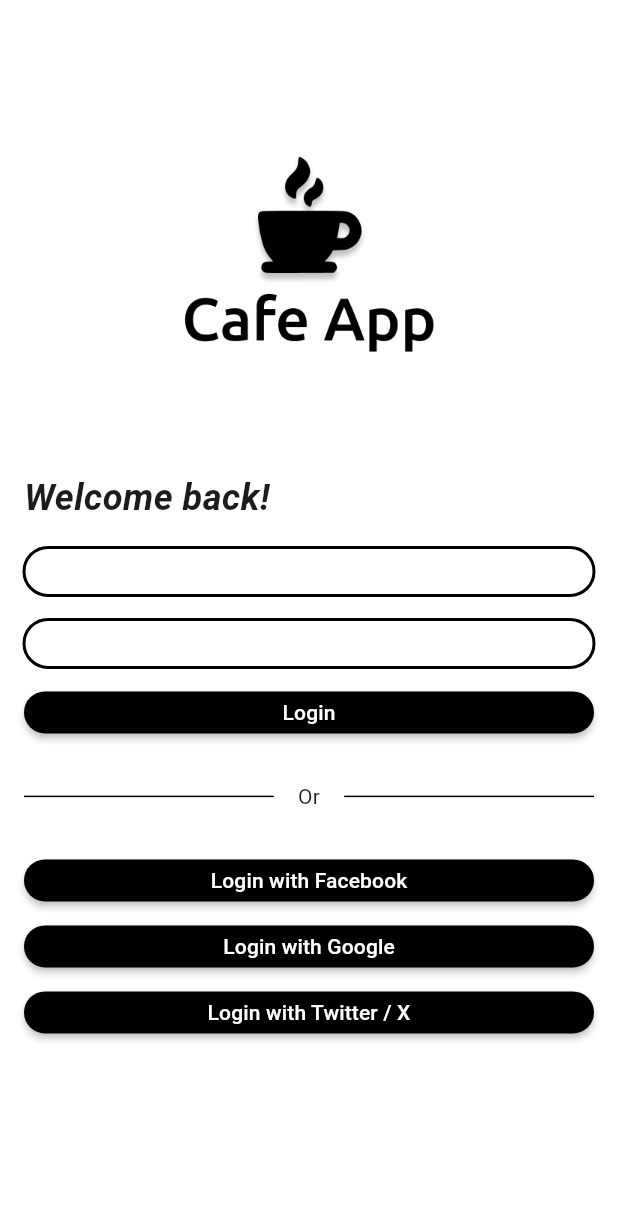
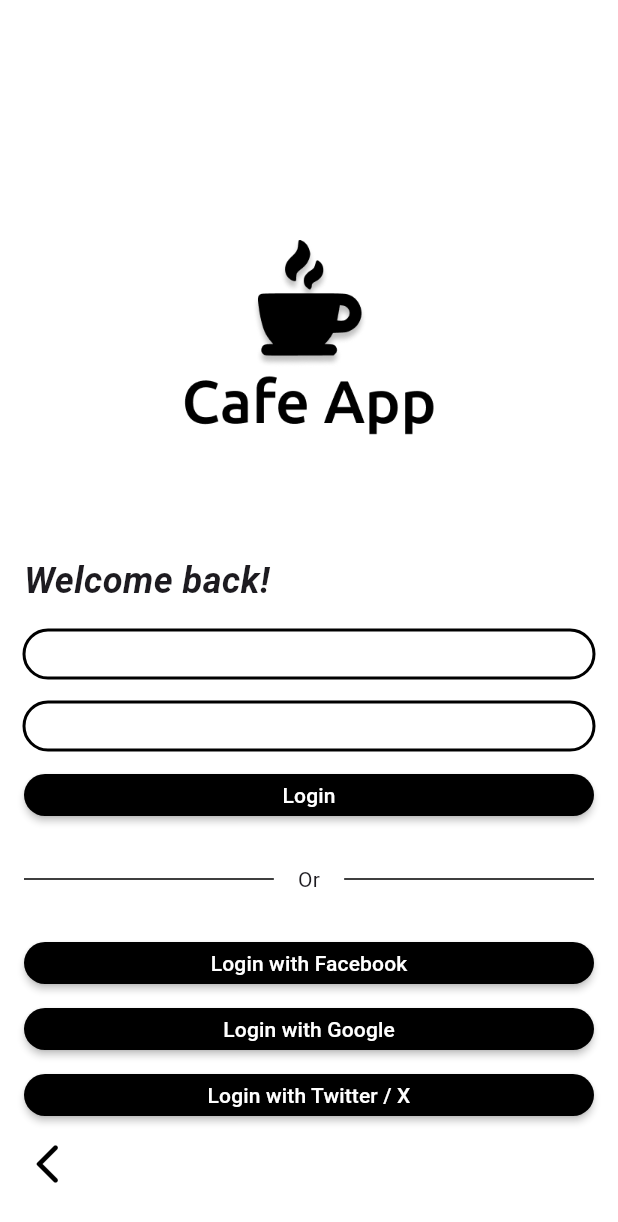
Before and after one commit to torak289/cafe-app-v2, a Flutter app: the LoginPage screen opened by its route, on a phone screen of 412 x 824 dp. Shown: the top 1222 px of the screen. Run offline on Flutter 3.47's test engine with Material 3 defaults, Android fonts, the light colour scheme and no system bars; our stand-ins replace barcode_widget, flutter_map, geolocator, latlong2, supabase_flutter; missing offline and left inert: flutter_map_animations, maps_launcher; accounts and stored records are empty; network calls fail; Roboto replaces fonts that are missing (Ubuntu).

Commit message:
Formatting & Layout Improvements

```diff
--- a/lib/screens/login_page.dart
+++ b/lib/screens/login_page.dart
@@ -23,11 +23,7 @@ class _LoginPageState extends State<LoginPage> {
     final AuthService authService = Provider.of(context, listen: false);
     final formKey = GlobalKey<FormState>();
     return Scaffold(
-      body: SingleChildScrollView(
-        padding: const EdgeInsets.symmetric(
-            vertical: CafeAppUI.screenVertical,
-            horizontal: CafeAppUI.screenHorizontal),
-        child: Builder(builder: (context) {
+      body: Builder(builder: (context) {
         if (authService.appState == AppState.Authenticating) {
           return const Center(
             //TODO: Improve look/feel of progress indicator location etc...
@@ -38,8 +34,15 @@ class _LoginPageState extends State<LoginPage> {
         } else {
           return Form(
             key: formKey,
+            child: CustomScrollView(
+              slivers: [
+                SliverFillRemaining(
+                  hasScrollBody: false,
+                  child: Padding(
+                    padding: const EdgeInsets.symmetric(vertical: CafeAppUI.screenVertical, horizontal: CafeAppUI.screenHorizontal),
                     child: Column(
                       crossAxisAlignment: CrossAxisAlignment.stretch,
+                      mainAxisAlignment: MainAxisAlignment.end,
                       children: [
                         Image.asset('assets/images/Cafe_Logo.png', scale: 2),
                         const Text(
@@ -51,7 +54,8 @@ class _LoginPageState extends State<LoginPage> {
                           textAlign: TextAlign.left,
                         ),
                         const Padding(
-                      padding: EdgeInsets.all(CafeAppUI.buttonSpacingMedium)),
+                            padding:
+                                EdgeInsets.all(CafeAppUI.buttonSpacingMedium)),
                         TextFormField(
                           controller: emailController,
                           validator: (value) {
@@ -66,7 +70,8 @@ class _LoginPageState extends State<LoginPage> {
                           },
                         ),
                         const Padding(
-                      padding: EdgeInsets.all(CafeAppUI.buttonSpacingMedium)),
+                            padding:
+                                EdgeInsets.all(CafeAppUI.buttonSpacingMedium)),
                         TextFormField(
                           controller: passwordController,
                           validator: (value) {
@@ -78,7 +83,8 @@ class _LoginPageState extends State<LoginPage> {
                           obscureText: true,
                         ),
                         const Padding(
-                      padding: EdgeInsets.all(CafeAppUI.buttonSpacingMedium)),
+                            padding:
+                                EdgeInsets.all(CafeAppUI.buttonSpacingMedium)),
                         Builder(builder: (context) {
                           if (errorString.isNotEmpty) {
                             return Column(
@@ -121,7 +127,8 @@ class _LoginPageState extends State<LoginPage> {
                           child: const Text("Login"),
                         ),
                         const Padding(
-                      padding: EdgeInsets.all(CafeAppUI.buttonSpacingLarge)),
+                            padding:
+                                EdgeInsets.all(CafeAppUI.buttonSpacingLarge)),
                         const Row(
                           children: [
                             Expanded(child: Divider(color: Colors.black)),
@@ -135,29 +142,50 @@ class _LoginPageState extends State<LoginPage> {
                           ],
                         ),
                         const Padding(
-                      padding: EdgeInsets.all(CafeAppUI.buttonSpacingLarge)),
+                            padding:
+                                EdgeInsets.all(CafeAppUI.buttonSpacingLarge)),
                         TextButton(
                           onPressed: () => authService.facebookSSO(),
                           child: const Text("Login with Facebook"),
                         ),
                         const Padding(
-                      padding: EdgeInsets.all(CafeAppUI.buttonSpacingMedium)),
+                            padding:
+                                EdgeInsets.all(CafeAppUI.buttonSpacingMedium)),
                         TextButton(
                           onPressed: () => authService.googleSSO(),
                           child: const Text("Login with Google"),
                         ),
                         const Padding(
-                      padding: EdgeInsets.all(CafeAppUI.buttonSpacingMedium)),
+                            padding:
+                                EdgeInsets.all(CafeAppUI.buttonSpacingMedium)),
                         TextButton(
                           onPressed: () => authService.twitterSSO(),
                           child: const Text("Login with Twitter / X"),
-                  )
+                        ),
+                        const Padding(
+                            padding:
+                                EdgeInsets.all(CafeAppUI.buttonSpacingMedium)),
+                        Row(
+                          children: [
+                            GestureDetector(
+                              onTap: () => Navigator.pop(context),
+                              child: const Icon(
+                                Icons.arrow_back_ios_rounded,
+                                size: 32,
+                                color: Colors.black,
+                              ),
+                            ),
+                          ],
+                        ),
+                      ],
+                    ),
+                  ),
+                ),
               ],
             ),
           );
         }
       }),
-      ),
     );
   }
 }
```
Also changed, not shown: lib/screens/profile_page.dart (+16 -1 lines). Lines whose indentation alone changed are shown as unchanged.
